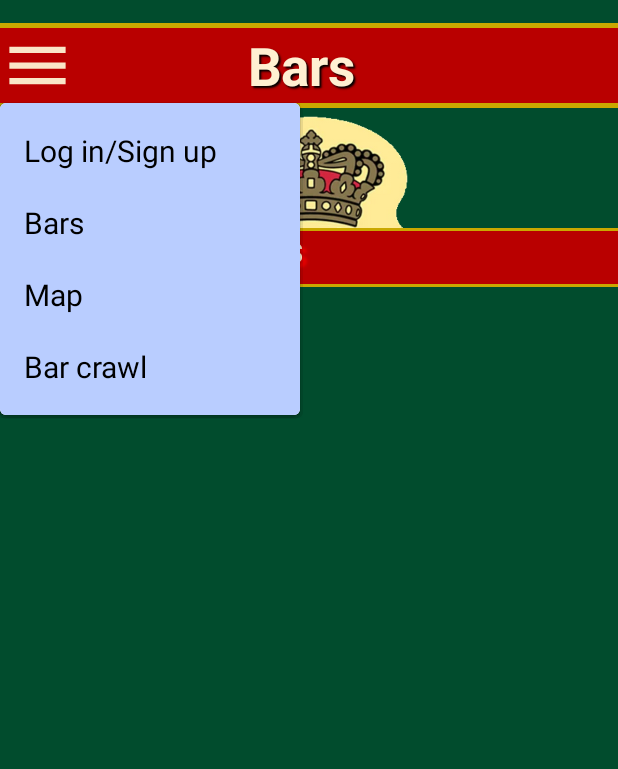
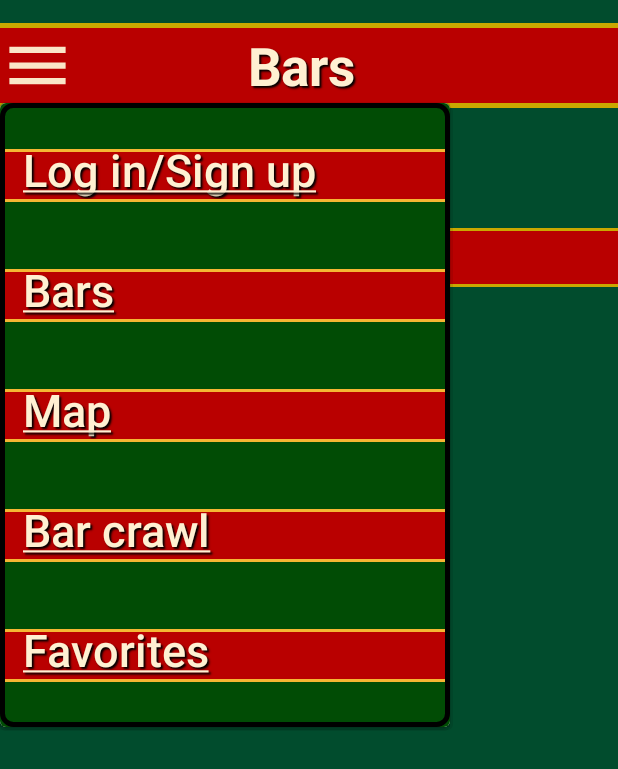
Before and after one commit to mikk366b/fridaybarapp, an Android app built with Jetpack Compose: the screen it shows after launch (MainActivity), after a tap on "contentDescription", on a phone screen of 412 x 824 dp. Shown: the top 769 px of the screen. Run offline under Robolectric (Android 15) with nearby library versions, the phone set to English and light mode, and no system bars; our stand-ins replace Firebase (no records; nobody signed in at launch, a user with empty details on screens opened directly).

Commit message:
Added Favorites in menu and changed LaunchedEffect(Unit) to NetworkResponseUI

```diff
--- a/app/src/main/java/com/barbuddy/fridaybarapp/MainActivity.kt
+++ b/app/src/main/java/com/barbuddy/fridaybarapp/MainActivity.kt
@@ -23,6 +23,8 @@ import androidx.compose.ui.text.font.FontWeight
 import androidx.compose.ui.unit.dp
 import androidx.compose.ui.unit.sp
 import androidx.compose.ui.Alignment
+import androidx.compose.ui.text.style.TextDecoration
+import androidx.compose.ui.text.style.TextIndent
 import com.barbuddy.fridaybarapp.components.authentication.SignupLogin
 import com.barbuddy.fridaybarapp.firestore.service.FireStore
 import com.barbuddy.fridaybarapp.ui.theme.FridaybarappTheme
@@ -85,20 +87,10 @@ fun makeNetworkRequesttest(): String? {
 }
 
 @Composable
-fun Bars(response: String) {
+fun Bars(bars: MutableList<JSONObject>) {
     var viewDetails by remember { mutableStateOf(false) }
-    var lastClicked = remember {
-        mutableStateOf("")
-    }
-    var bars = remember { mutableStateOf(mutableListOf<JSONObject>()) }
-    LaunchedEffect(Unit) {
-        val JSONbars = makeNetworkRequestJSON()
-        if (JSONbars != null) {
-            for (i in 0 until JSONbars.length()) {
-                bars.value.add(JSONbars.getJSONObject(i))
-            }
-        }
-    }
+    var lastClicked by remember { mutableStateOf("") }
+
     if (!viewDetails) {
         Image(
             painter = painterResource(id = R.drawable.krone),
@@ -132,12 +124,12 @@ fun Bars(response: String) {
         }
 
         //Text(text = response)
-        Log.v("JSON response før", response)
-        val parts = response.lines()
+        //Log.v("JSON response før", response)
+        //val parts = response.lines()
 
         if (bars != null) {
-            for (i in 0 until bars.value.size) {
-                val bar = bars.value[i]
+            for (i in 0 until bars.size) {
+                val bar = bars[i]
                 Spacer(modifier = Modifier.height(12.dp))
                 Card(
                     Modifier
@@ -146,7 +138,7 @@ fun Bars(response: String) {
                         .offset(x = 10.dp)
                         .clickable {
                             viewDetails = !viewDetails
-                            lastClicked.value = bar.getString("name")
+                            lastClicked = bar.getString("name")
                         },
                     shape = RoundedCornerShape(20),
                     backgroundColor = Color(0xFF000000),
@@ -156,9 +148,6 @@ fun Bars(response: String) {
                         CustomText(data = bar.getString("name"), fontSize = 25)
                         CustomText(data = bar.getString("address"), fontSize = 15)
                     }
-                    Row {
-
-                    }
                 }
             }
         }
@@ -166,9 +155,9 @@ fun Bars(response: String) {
         //Individuel bar side
         var currentBar: JSONObject? = null
         if (bars != null) {
-            for (i in 0 until bars.value.size) {
-                val bar = bars.value[i]
-                if (bar.getString("name") == lastClicked.value) {
+            for (i in 0 until bars.size) {
+                val bar = bars[i]
+                if (bar.getString("name") == lastClicked) {
                     currentBar = bar
                 }
             }
@@ -214,13 +203,22 @@ fun CustomText(data: String, fontSize: Int, modifier: Modifier = Modifier)
 
 @Composable
 fun NetworkResponseUI(db: FirebaseFirestore, service: FireStore) {
+    var bars = remember { mutableListOf<JSONObject>() }
+    LaunchedEffect(Unit) {
+        val JSONbars = makeNetworkRequestJSON()
+        if (JSONbars != null) {
+            for (i in 0 until JSONbars.length()) {
+                bars.add(JSONbars.getJSONObject(i))
+            }
+        }
+    }
     var response by remember { mutableStateOf("") }
     // Declaring a boolean value to store
     // the expanded state of the Text Field
     var mExpanded by remember { mutableStateOf(false) }
 
     // Create a list of cities
-    val mScreens = listOf("Log in/Sign up", "Bars", "Map", "Bar crawl")
+    val mScreens = listOf("Log in/Sign up", "Bars", "Map", "Bar crawl", "Favorites")
 
     // Create a string value to store the selected city
     var mSelectedText by remember { mutableStateOf(mScreens[1]) }
@@ -283,16 +281,29 @@ fun NetworkResponseUI(db: FirebaseFirestore, service: FireStore) {
                 expanded = mExpanded,
                 onDismissRequest = { mExpanded = false },
                 modifier = Modifier
-                    .width(200.dp)
-                    //.border(width = 1.dp, color = Color(0xFF337800))
-                    .background(color = Color(0xFFB9CDFF))
+                    .width(300.dp)
+                    .border(width = 3.dp, color = Color(0xFF000000), shape = RoundedCornerShape(3))
+                    .background(color = Color(0xFF014C05)),
             ) {
                 mScreens.forEach { label ->
                     DropdownMenuItem(onClick = {
                         mSelectedText = label
                         mExpanded = false
-                    }) {
-                        Text(text = label, style = TextStyle(color = Color.Black, fontSize = 20.sp))
+                    }, modifier = Modifier.sizeIn(minHeight = 80.dp),
+                        contentPadding = PaddingValues(0.dp)) {
+                        Text(text = label,
+                            modifier = Modifier
+                                .border(1.5.dp, color = Color(0xFFF5B633))
+                                .fillMaxWidth()
+                                .background(color = Color(0xFFB90000))
+                                .offset(y = -(3).dp),
+                            lineHeight = 5.sp,
+                            style = TextStyle(
+                                color = Color(0xFFFFF0D2), fontSize = 30.sp, fontWeight = FontWeight.SemiBold,
+                                shadow = Shadow(color = Color(0xFF000000), offset = Offset(x = 2f, y = 2f), blurRadius = 1f),
+                                textDecoration = TextDecoration.Underline,
+                                textIndent = TextIndent(firstLine = 15.sp)
+                            ))
                     }
                 }
             }
@@ -308,7 +319,7 @@ fun NetworkResponseUI(db: FirebaseFirestore, service: FireStore) {
                 SignupLogin(service)
             }
             if (mSelectedText == mScreens[1]) {
-                Bars(response)
+                Bars(bars)
             }
             if (mSelectedText == mScreens[2]){
                 MapScreen()
```
